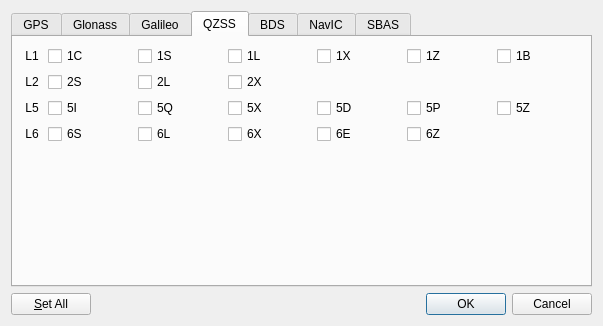
This is app/qtapp/rtkconv_qt/codeopt.ui in lhuisman/myRTKLIB as Qt 5 draws it before an edit. The edited form follows.
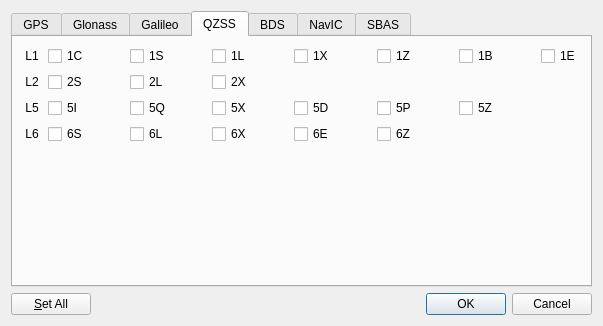
This is the edited form. The open tabs and pages were chosen to show the change.

Commit message: rtkconv_qt: add signals QZSS 1E

Patch:
```diff
--- a/app/qtapp/rtkconv_qt/codeopt.ui
+++ b/app/qtapp/rtkconv_qt/codeopt.ui
@@ -1229,6 +1229,13 @@
          </property>
         </widget>
        </item>
+       <item row="0" column="7">
+        <widget class="QCheckBox" name="J09">
+         <property name="text">
+          <string>1E</string>
+         </property>
+        </widget>
+       </item>
        <item row="3" column="2">
         <widget class="QCheckBox" name="J36">
          <property name="toolTip">
```
The commit also changes 1 other file.
